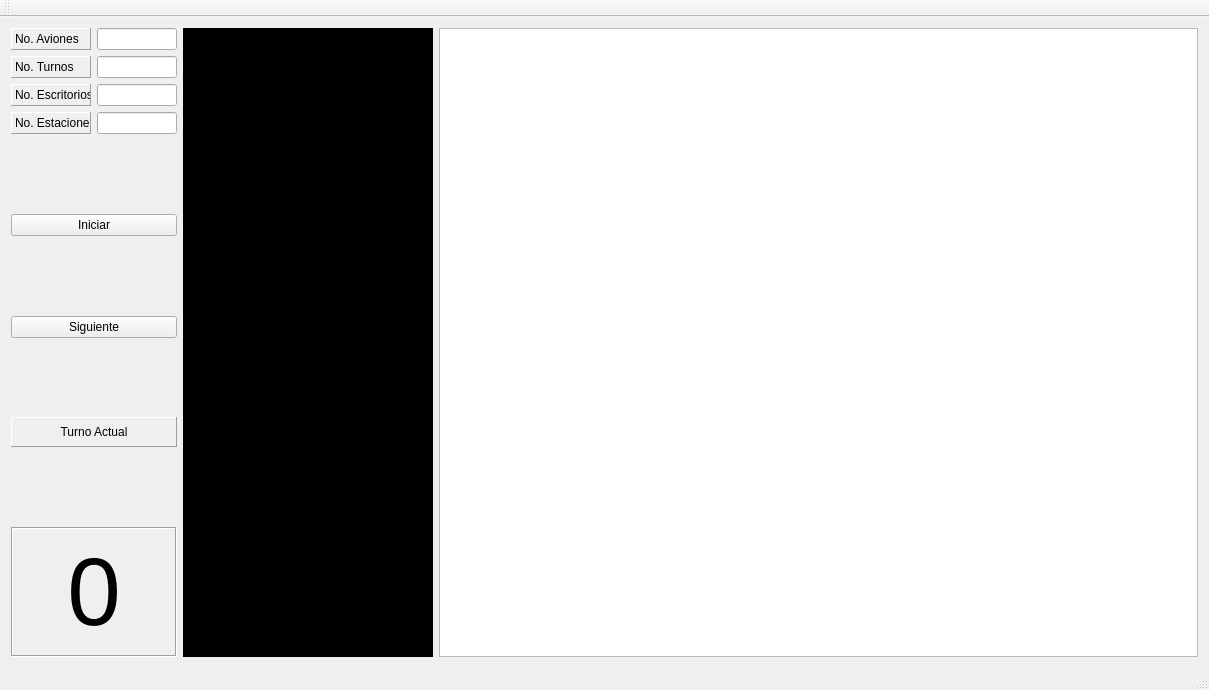
The window that Practica1EDD/mainwindow.ui (jocaqes/EDD_201212921) describes before a commit, drawn with Qt 5.
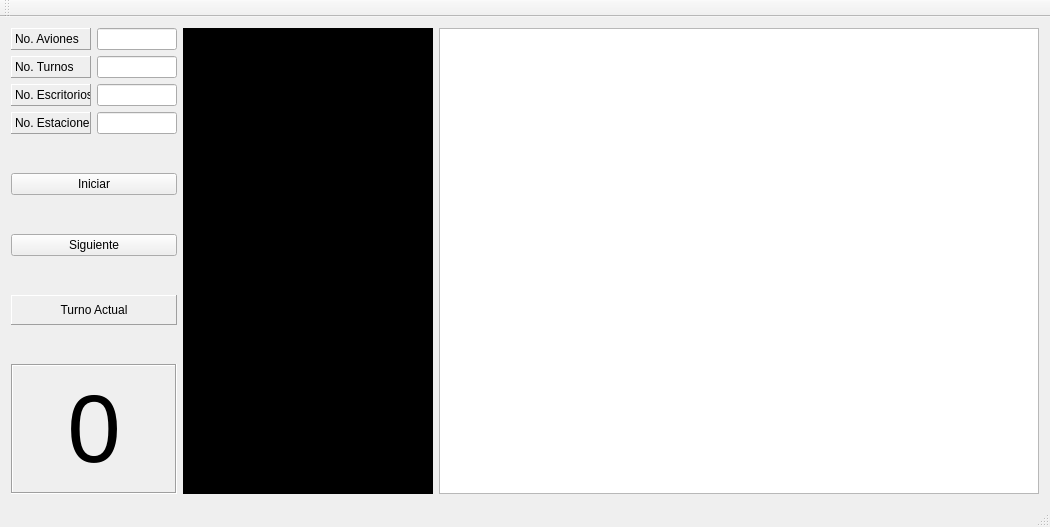
The same window after the commit.

```diff
--- a/Practica1EDD/mainwindow.ui
+++ b/Practica1EDD/mainwindow.ui
@@ -6,8 +6,8 @@
    <rect>
     <x>0</x>
     <y>0</y>
-    <width>1209</width>
-    <height>690</height>
+    <width>1050</width>
+    <height>527</height>
    </rect>
   </property>
   <property name="windowTitle">
@@ -15,9 +15,6 @@
   </property>
   <widget class="QWidget" name="centralWidget">
    <layout class="QGridLayout" name="gridLayout">
-    <item row="0" column="2">
-     <widget class="QGraphicsView" name="graphicsView"/>
-    </item>
     <item row="0" column="1">
      <widget class="QPlainTextEdit" name="textedit_consola">
       <property name="sizePolicy">
@@ -381,6 +378,16 @@
       </item>
      </layout>
     </item>
+    <item row="0" column="2">
+     <widget class="QGraphicsView" name="graphic_view">
+      <property name="sizePolicy">
+       <sizepolicy hsizetype="Expanding" vsizetype="Expanding">
+        <horstretch>0</horstretch>
+        <verstretch>0</verstretch>
+       </sizepolicy>
+      </property>
+     </widget>
+    </item>
    </layout>
   </widget>
   <widget class="QMenuBar" name="menuBar">
```
Left out of the diff: 2 changed lines with no effect on the pictures.
